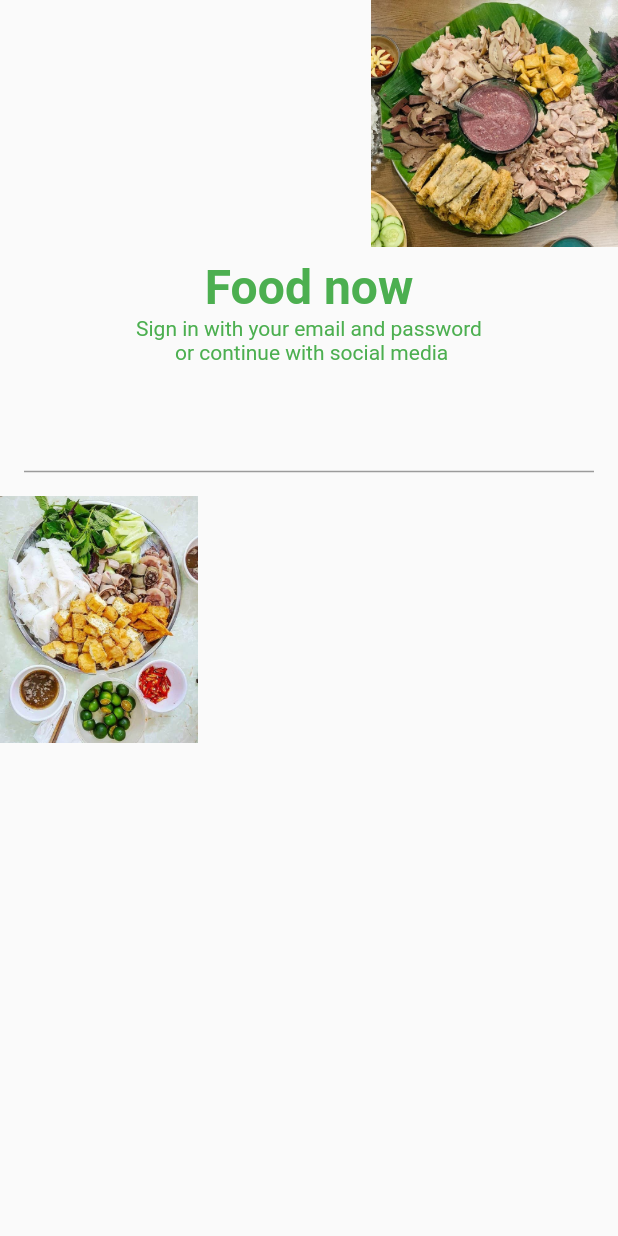
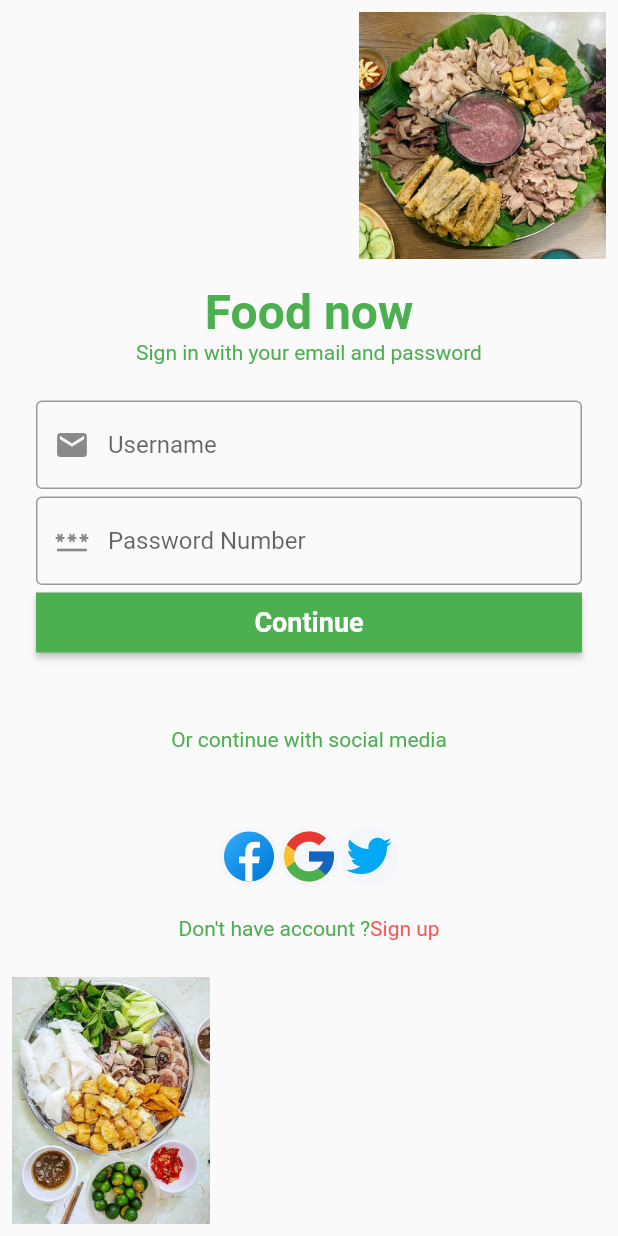
Before and after one commit to nphuoc1625/th_flutter, a Flutter app: the screen it shows after launch, on a phone screen of 412 x 824 dp. Run offline on Flutter 3.47's test engine with Material 2 defaults, Android fonts, the phone set to English and light mode, and no system bars; our stand-ins replace flutter_svg; missing offline and left inert: dart:js.

Commit message:
13/3 2:10

```diff
--- a/lib/main.dart
+++ b/lib/main.dart
@@ -1,6 +1,7 @@
 import 'package:flutter/material.dart';
 import 'package:th_flutter/splashpage/splashpage.dart';
 import 'package:th_flutter/routes.dart';
+
 void main() {
   runApp(const MyApp());
 }
@@ -12,6 +13,7 @@ class MyApp extends StatelessWidget {
   @override
   Widget build(BuildContext context) {
     return MaterialApp(
+      debugShowCheckedModeBanner: false,
       title: 'Flutter Demo',
       routes: routes,
       theme: ThemeData(
--- a/lib/routes.dart
+++ b/lib/routes.dart
@@ -1,7 +1,11 @@
+import 'dart:js';
+
 import 'package:flutter/cupertino.dart';
 import 'package:th_flutter/signin/signinpage.dart';
+import 'package:th_flutter/signup/signuppage.dart';
 import 'package:th_flutter/splashpage/splashpage.dart';
 
-final Map<String,WidgetBuilder> routes = {
-  SignInPage.routeName :(context)=> const SignInPage()
+final Map<String, WidgetBuilder> routes = {
+  SignInPage.routeName: (context) => const SignInPage(),
+  SignUpPage.routeName: (context) => const SignUpPage()
 };
--- a/lib/signin/components/body.dart
+++ b/lib/signin/components/body.dart
@@ -1,33 +1,47 @@
 import 'package:flutter/cupertino.dart';
+import 'package:flutter/material.dart';
 import 'package:th_flutter/signin/components/signin_form.dart';
 
 class Body extends StatelessWidget {
   const Body({Key? key}) : super(key: key);
   @override
   Widget build(BuildContext context) {
-    return SafeArea(child: SingleChildScrollView(
-      child: Container(child: Column(children: [
-        headerScreen(context),
-       SignInForm(),
-        footerScreen(context),
-      ],),),
+    return SafeArea(
+        child: Padding(
+      padding: const EdgeInsets.all(8.0),
+      child: SizedBox(
+        height: MediaQuery.of(context).size.height,
+        child: Stack(
+          children: [
+            Column(
+              mainAxisAlignment: MainAxisAlignment.spaceBetween,
+              children: [
+                headerScreen(context),
+                footerScreen(context),
+              ],
+            ),
+            const SignInForm(),
+          ],
+        ),
+      ),
     ));
   }
-  Widget headerScreen(BuildContext context){
-    return Container(
+
+  Widget headerScreen(BuildContext context) {
+    return Image.asset(
+      alignment: Alignment.centerRight,
+      "assets/dish.png",
       width: MediaQuery.of(context).size.width,
-      height: MediaQuery.of(context).size.height*0.2,
-      alignment: Alignment.bottomRight,
-      child: Image.asset("assets/dish.png"),
+      height: MediaQuery.of(context).size.height * 0.2,
     );
   }
-  Widget footerScreen(BuildContext context){
-    return Container(
+
+  Widget footerScreen(BuildContext context) {
+    return Image.asset(
+      alignment: Alignment.centerLeft,
+      "assets/dish_2.png",
       width: MediaQuery.of(context).size.width,
-      height: MediaQuery.of(context).size.height*0.2,
-      alignment: Alignment.bottomLeft,
-      child: Image.asset("assets/dish_2.png"),
-
+      height: MediaQuery.of(context).size.height * 0.2,
     );
   }
 }
--- a/lib/signin/components/signin_form.dart
+++ b/lib/signin/components/signin_form.dart
@@ -1,5 +1,7 @@
 import 'package:flutter/cupertino.dart';
 import 'package:flutter/material.dart';
+import 'package:flutter_svg/flutter_svg.dart';
+import 'package:th_flutter/signup/signuppage.dart';
 
 class SignInForm extends StatefulWidget {
   const SignInForm({Key? key}) : super(key: key);
@@ -9,42 +11,154 @@ class SignInForm extends StatefulWidget {
 }
 
 class _SignInFormState extends State<SignInForm> {
+  final _formkey = GlobalKey<FormState>();
+  bool value = false;
+
+  var prefs;
+
+  final _username = TextEditingController();
+  final _password = TextEditingController();
+  @override
+  void initState() {
+    super.initState();
+  }
 
   @override
-  void initState() {
-    // TODO: implement initState
-    super.initState();
-  }
-  @override
   Widget build(BuildContext context) {
-    return Form(child: Container(
-      width: MediaQuery.of(context).size.width,
+    return Form(
+        key: _formkey,
         child: Column(
+          mainAxisAlignment: MainAxisAlignment.center,
           children: [
             Container(
               width: MediaQuery.of(context).size.width,
-            padding:const EdgeInsets.all(8),
-            alignment:  Alignment.center,
+              padding: const EdgeInsets.all(8),
+              alignment: Alignment.center,
               child: Column(
                 crossAxisAlignment: CrossAxisAlignment.center,
-              children:const [
-                Text("Food now",style: TextStyle(fontSize: 32,color: Colors.green,fontWeight: FontWeight.bold),),
-                Text("Sign in with your email and password \n or continue with social media",
+                children: const [
+                  Text(
+                    "Food now",
+                    style: TextStyle(
+                        fontSize: 32,
+                        color: Colors.green,
+                        fontWeight: FontWeight.bold),
+                  ),
+                  Text(
+                    "Sign in with your email and password",
                     textAlign: TextAlign.center,
-                  style: TextStyle(color: Colors.green),),
+                    style: TextStyle(color: Colors.green),
+                  ),
                 ],
               ),
             ),
-          Padding(padding: EdgeInsets.all(16),
+            Padding(
+              padding: const EdgeInsets.all(16),
               child: Container(
                 child: Column(
                   children: [
-                TextFormField()
+                    TextFormField(
+                      validator: (value) {},
+                      onSaved: (newValue) {},
+                      controller: _username,
+                      decoration: const InputDecoration(
+                          border: OutlineInputBorder(),
+                          hintText: "Username",
+                          prefixIcon: Icon(Icons.mail)),
+                    ),
+                    const SizedBox(
+                      height: 5,
+                    ),
+                    TextFormField(
+                      controller: _password,
+                      validator: (value) {},
+                      keyboardType: TextInputType.number,
+                      obscureText: true,
+                      decoration: const InputDecoration(
+                          border: OutlineInputBorder(),
+                          hintText: "Password Number",
+                          prefixIcon: Icon(Icons.password_outlined)),
+                    ),
+                    const SizedBox(height: 5),
+                    SizedBox(
+                      height: 40,
+                      width: MediaQuery.of(context).size.width,
+                      child: ElevatedButton(
+                        onPressed: () {},
+                        style: const ButtonStyle(
+                          shape: MaterialStatePropertyAll(
+                              RoundedRectangleBorder()),
+                          backgroundColor:
+                              MaterialStatePropertyAll(Colors.green),
+                        ),
+                        child: const Text(
+                          "Continue",
+                          style: TextStyle(
+                              fontSize: 18,
+                              fontWeight: FontWeight.bold,
+                              color: Colors.white),
+                        ),
+                      ),
+                    ),
+                    const SizedBox(height: 50),
+                    const Text(
+                      "Or continue with social media",
+                      textAlign: TextAlign.center,
+                      style: TextStyle(color: Colors.green),
+                    ),
+                    const SizedBox(height: 50),
+                    Row(
+                      mainAxisAlignment: MainAxisAlignment.center,
+                      children: [
+                        Container(
+                          height: 40,
+                          width: 40,
+                          decoration: const BoxDecoration(
+                              color: Color(0xFFF5F6F9), shape: BoxShape.circle),
+                          child: SvgPicture.asset("assets/icons/facebook.svg"),
+                        ),
+                        Container(
+                          height: 40,
+                          width: 40,
+                          decoration: const BoxDecoration(
+                              color: Color(0xFFF5F6F9), shape: BoxShape.circle),
+                          child: SvgPicture.asset("assets/icons/google.svg"),
+                        ),
+                        Container(
+                          height: 40,
+                          width: 40,
+                          decoration: const BoxDecoration(
+                              color: Color(0xFFF5F6F9), shape: BoxShape.circle),
+                          child: SvgPicture.asset("assets/icons/twitter.svg"),
+                        )
                       ],
                     ),
-          ),)
+                    const SizedBox(height: 20),
+                    Row(
+                      mainAxisAlignment: MainAxisAlignment.center,
+                      children: [
+                        const Text(
+                          "Don't have account ?",
+                          style: TextStyle(color: Colors.green, fontSize: 14),
+                        ),
+                        GestureDetector(
+                          onTap: () {
+                            Navigator.pushNamed(context, SignUpPage.routeName)
+                                .then((value) {});
+                          },
+                          child: const Text(
+                            "Sign up",
+                            style: TextStyle(
+                                color: Colors.redAccent, fontSize: 14),
+                          ),
+                        )
+                      ],
+                    )
                   ],
                 ),
+              ),
+            )
+          ],
         ));
   }
 }
--- /dev/null
+++ b/lib/signup/components/body.dart
@@ -0,0 +1,41 @@
+import 'package:flutter/cupertino.dart';
+import 'package:flutter/material.dart';
+import 'package:flutter/src/widgets/container.dart';
+import 'package:flutter/src/widgets/framework.dart';
+import './signup_form.dart';
+
+class Body extends StatefulWidget {
+  const Body({super.key});
+
+  @override
+  State<Body> createState() => _BodyState();
+}
+
+class _BodyState extends State<Body> {
+  @override
+  Widget build(BuildContext context) {
+    return SafeArea(
+      child: SizedBox(
+        width: MediaQuery.of(context).size.width,
+        child: Padding(
+          padding: const EdgeInsets.all(10),
+          child: Column(children: const [
+            Text(
+              "Register Account",
+              style: TextStyle(
+                  fontSize: 28,
+                  fontWeight: FontWeight.bold,
+                  color: Colors.green),
+            ),
+            Text(
+              "Complete your register \n or continue with social media",
+              textAlign: TextAlign.center,
+              style: TextStyle(color: Colors.green),
+            ),
+            SignUpForm()
+          ]),
+        ),
+      ),
+    );
+  }
+}
--- a/pubspec.yaml
+++ b/pubspec.yaml
@@ -55,6 +55,7 @@ dev_dependencies:
 flutter:
   assets:
     - assets/
+    - assets/icons/
   # The following line ensures that the Material Icons font is
   # included with your application, so that you can use the icons in
   # the material Icons class.
```
Also changed, not shown: lib/signup/components/signup_form.dart (added, +16 -0 lines), lib/signup/signuppage.dart (added, +29 -0 lines), assets/icons/facebook.svg (added), assets/icons/google.svg (added), assets/icons/twitter.svg (added), pubspec.lock, 9 other files. Lines whose indentation alone changed are shown as unchanged.
